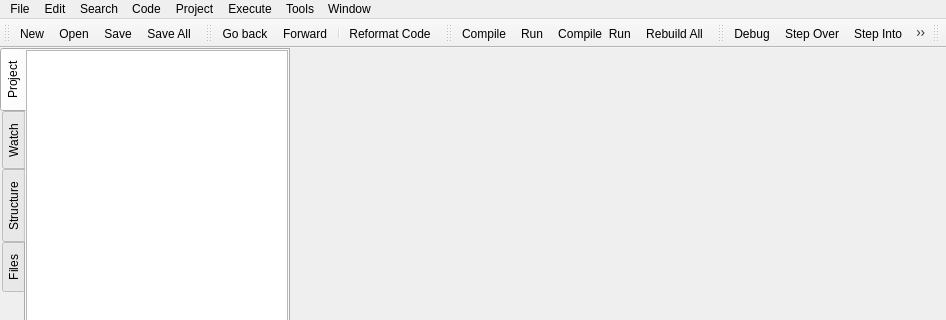
Old version of the form RedPandaIDE/mainwindow.ui in the repository royqh1979/RedPanda-CPP; both pictures show x 0 to 946 and y 0 to 320 of the 946 by 657 pixel window.
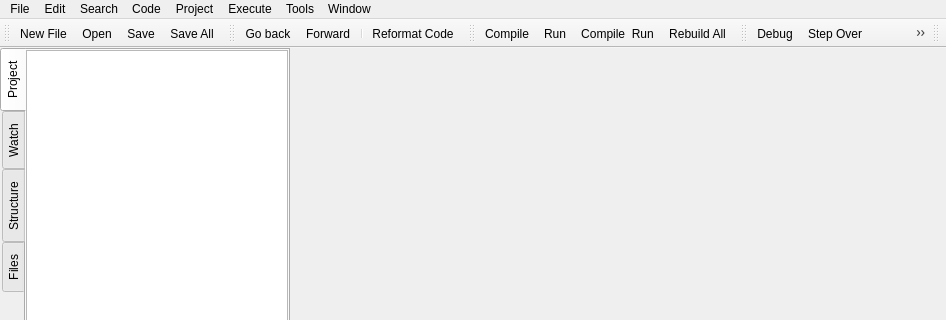
New version of the form. Icons and pictures are not drawn. Custom widgets are drawn as their Qt base class.

```diff
--- a/RedPandaIDE/mainwindow.ui
+++ b/RedPandaIDE/mainwindow.ui
@@ -992,7 +992,10 @@
     </iconset>
    </property>
    <property name="text">
-    <string>New</string>
+    <string>New File</string>
+   </property>
+   <property name="toolTip">
+    <string>New File</string>
    </property>
    <property name="shortcut">
     <string>Ctrl+N</string>
```
Left out of the diff: 11 changed lines with no effect on the pictures.
